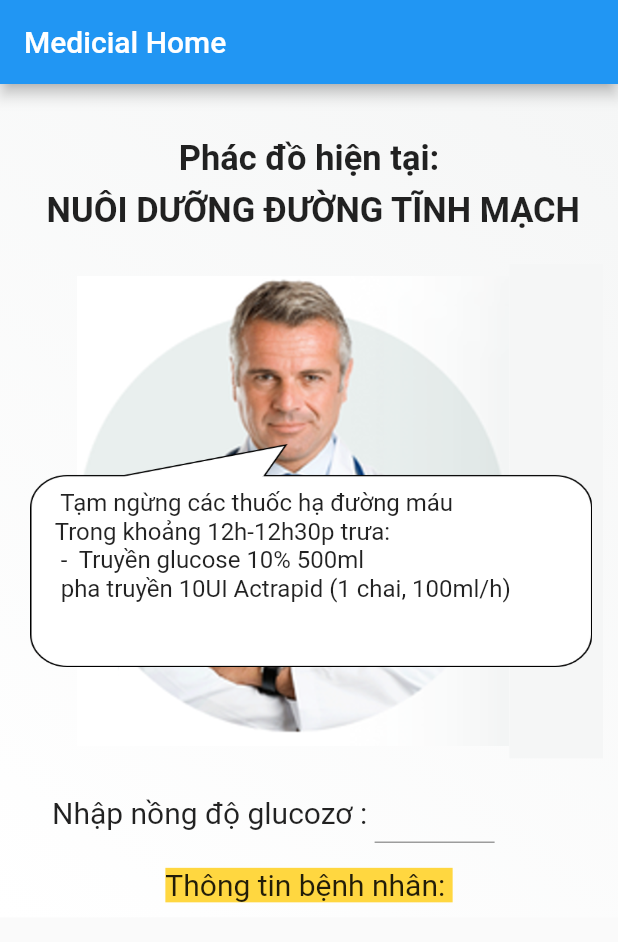
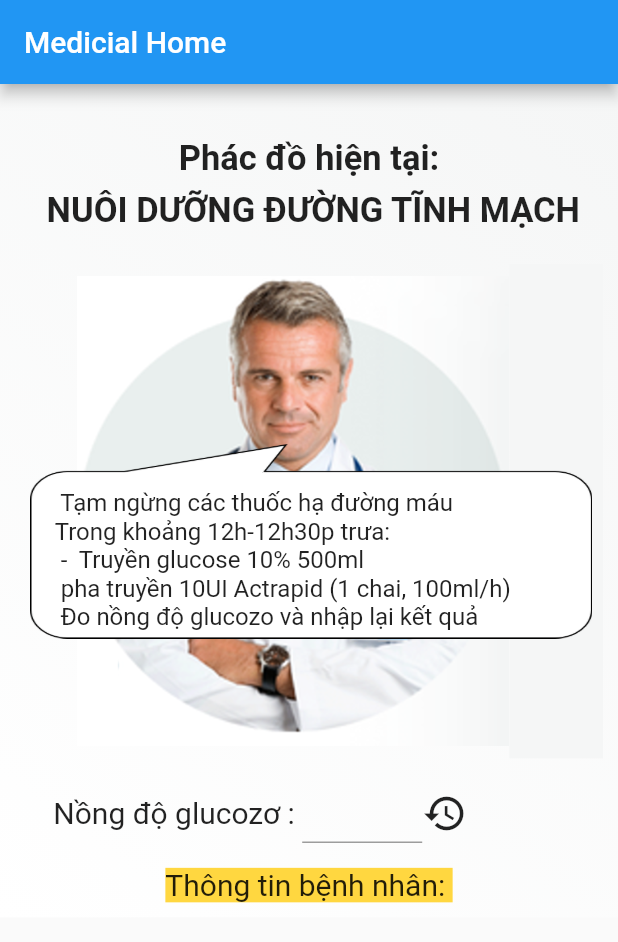
Before and after one commit to Dongdz2001/medical_app, a Flutter app: the screen it shows after launch, after a tap on "No", on a phone screen of 412 x 824 dp. Shown: the top 942 px of the screen. Run offline on Flutter 3.47's test engine with Material 2 defaults, Android fonts, the phone set to English and light mode, and no system bars; our stand-ins replace toggle_switch.

Commit message:
dong add

```diff
--- a/lib/medical_class.dart
+++ b/lib/medical_class.dart
@@ -1,6 +1,9 @@
 import 'package:medical_app/controller_time.dart';
 
 class Medical {
+  // đo lượng đường trong  máu và nhập lại kết quả xuống bên dưới
+  String symetricGlucozoContent = "Đo nồng độ glucozo và nhập lại kết quả";
+
   // nội dung chung cho cả 2 phương án đầu tiên
   String glucose_infusion_6H12H22H = """
 -	 Truyền glucose 10% 500ml \n pha truyền 10UI Actrapid (1 chai, 100ml/h)
@@ -42,6 +45,11 @@ class Medical {
   String namePD = "Phác đồ hiện tại: \n NUÔI DƯỠNG ĐƯỜNG TĨNH MẠCH ";
   get getNamePD => this.namePD;
   // set setNamePD(String namePD) => this.namePD = namePD;
+
+  // Thời gian bắt đầu phác đồ
+  String timeStart = "00:00";
+  get getTimeStart => this.timeStart;
+  set setTimeStart(String timeStart) => this.timeStart = timeStart;
 
   // nội dung hiển thị
   String _content_display = "Bạn có đang tiêm Insulin không :  ";
@@ -109,22 +117,28 @@ class Medical {
     }
     if (getCheckOpenCloseTimeStatus("6:31", "12:30")) {
       this._content_display +=
-          "Trong khoảng 12h-12h30p trưa: \n ${glucose_infusion_6H12H22H} \n";
+          "Trong khoảng 12h-12h30p trưa: \n ${glucose_infusion_6H12H22H} ";
       if (getCountUsedSolve == 1) {
         this._content_display += getSloveFailedContext;
       }
-    } else if (getCheckOpenCloseTimeStatus("12:31", "22:31")) {
+      this._content_display += symetricGlucozoContent;
+    } else if (getCheckOpenCloseTimeStatus("12:31", "18:30")) {
+      this._content_display +=
+          "Trong khoảng 6h - 6h30p tối: \n ${symetricGlucozoContent}";
+    } else if (getCheckOpenCloseTimeStatus("18:31", "22:31")) {
       this._content_display +=
           "Trong khoảng 22h-22h30p đêm: \n ${glucose_infusion_6H12H22H} ${yInsu22H}";
       if (getCountUsedSolve == 1) {
         this._content_display += getSloveFailedContext;
       }
+      this._content_display += symetricGlucozoContent;
     } else {
       this._content_display +=
-          "Trong khoảng 6h-6h30p sáng: \n ${glucose_infusion_6H12H22H} \n";
+          "Trong khoảng 6h-6h30p sáng: \n ${glucose_infusion_6H12H22H} ";
       if (getCountUsedSolve == 1) {
         this._content_display += getSloveFailedContext;
       }
+      this._content_display += symetricGlucozoContent;
     }
   }
 }
--- a/lib/medical_home_screen.dart
+++ b/lib/medical_home_screen.dart
@@ -5,6 +5,7 @@ import 'package:medical_app/medical_class.dart';
 import 'package:medical_app/sizeDevide.dart';
 import 'package:toggle_switch/toggle_switch.dart';
 // import "package:threading/threading.dart";
+import "dart:async";
 
 class MedicalHomeScreen extends StatefulWidget {
   const MedicalHomeScreen({Key? key}) : super(key: key);
@@ -18,6 +19,7 @@ class _MedicalHomeScreenState extends State<MedicalHomeScreen> {
   bool _isVisibleYesNoo = true;
   int countInject = 0;
   Medical medicalObject = Medical();
+
   @override
   Widget build(BuildContext context) {
     return Container(
@@ -109,13 +111,10 @@ class _MedicalHomeScreenState extends State<MedicalHomeScreen> {
                                     [Colors.green]
                                   ],
                                   onToggle: (index) async {
-                                    // DateTime now = DateTime.now();
-                                    // print("${now.hour} : ${now.minute}");
-
-                                    // bool flag = getCheckOpenCloseTimeStatus(
-                                    //     "1:31", "11:30");
-                                    // print('switched to: $index');
-                                    // print("check: ${flag}");
+                                    medicalObject.setTimeStart = DateTime.now()
+                                        .toString()
+                                        .substring(0, 19);
+                                    print(medicalObject.getTimeStart);
                                     _isVisibleGlucozo = !_isVisibleGlucozo;
                                     await Future.delayed(
                                         const Duration(milliseconds: 500), () {
@@ -124,17 +123,12 @@ class _MedicalHomeScreenState extends State<MedicalHomeScreen> {
                                         medicalObject.setInitialStateBool =
                                             index == 0 ? true : false;
                                         medicalObject.setStateInitial();
-                                        // var thread = new Thread(() async {
-                                        //   while (true) {
-                                        //     await Future.delayed(
-                                        //         const Duration(
-                                        //             milliseconds: 100), () {
-                                        //       setState(() {
-                                        //         medicalObject.setStateInitial();
-                                        //       });
-                                        //     });
-                                        //   }
-                                        // });
+                                        Timer timer = Timer.periodic(
+                                            Duration(seconds: 10), (Timer t) {
+                                          setState(() {
+                                            medicalObject.setStateInitial();
+                                          });
+                                        });
                                       });
                                     });
                                   },
@@ -154,9 +148,9 @@ class _MedicalHomeScreenState extends State<MedicalHomeScreen> {
             visible: _isVisibleGlucozo,
             child: Row(
               children: [
-                SizedBox(width: widthDevideMethod(0.06)),
+                SizedBox(width: widthDevideMethod(0.05)),
                 const Text(
-                  'Nhập nồng độ glucozơ : ',
+                  ' Nồng độ glucozơ : ',
                   style: TextStyle(fontSize: 20),
                 ),
                 Container(
@@ -176,7 +170,11 @@ class _MedicalHomeScreenState extends State<MedicalHomeScreen> {
                     ),
                     style: TextStyle(fontSize: 20),
                   ),
-                )
+                ),
+                Icon(
+                  Icons.history,
+                  size: 30,
+                ),
               ],
             ),
           ),
--- a/pubspec.yaml
+++ b/pubspec.yaml
@@ -35,6 +35,7 @@ dependencies:
   # Use with the CupertinoIcons class for iOS style icons.
   cupertino_icons: ^1.0.2
   toggle_switch: ^2.0.1
+  threading: ^0.0.10
 
 dev_dependencies:
   flutter_test:
```
Also changed, not shown: pubspec.lock.
